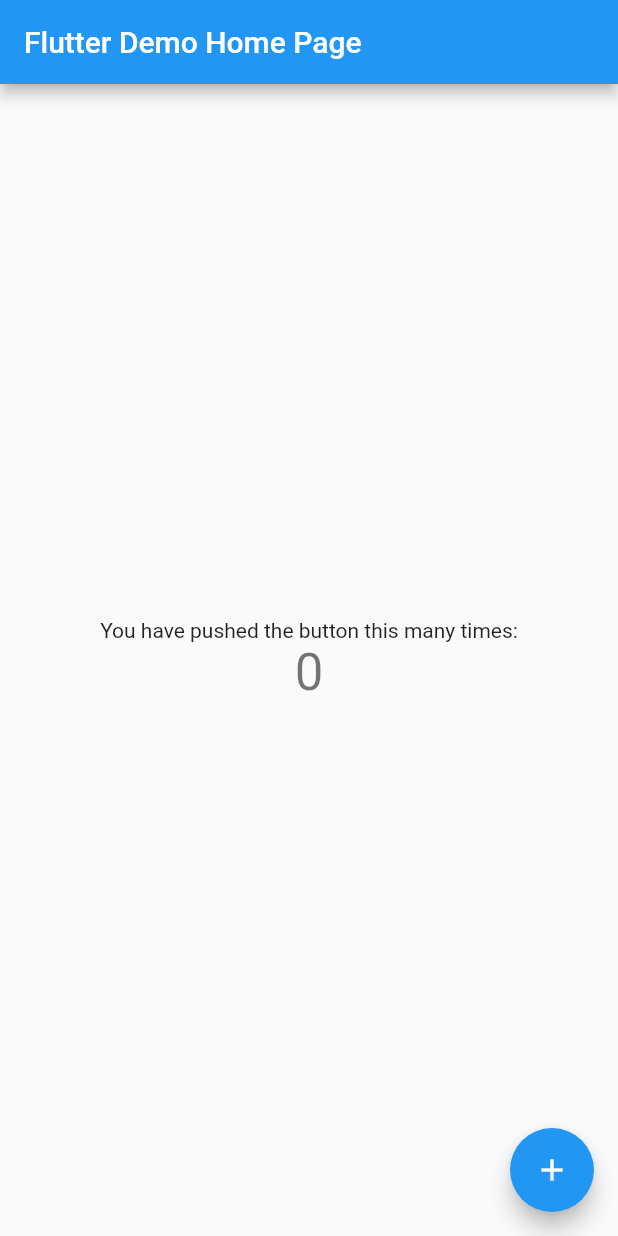
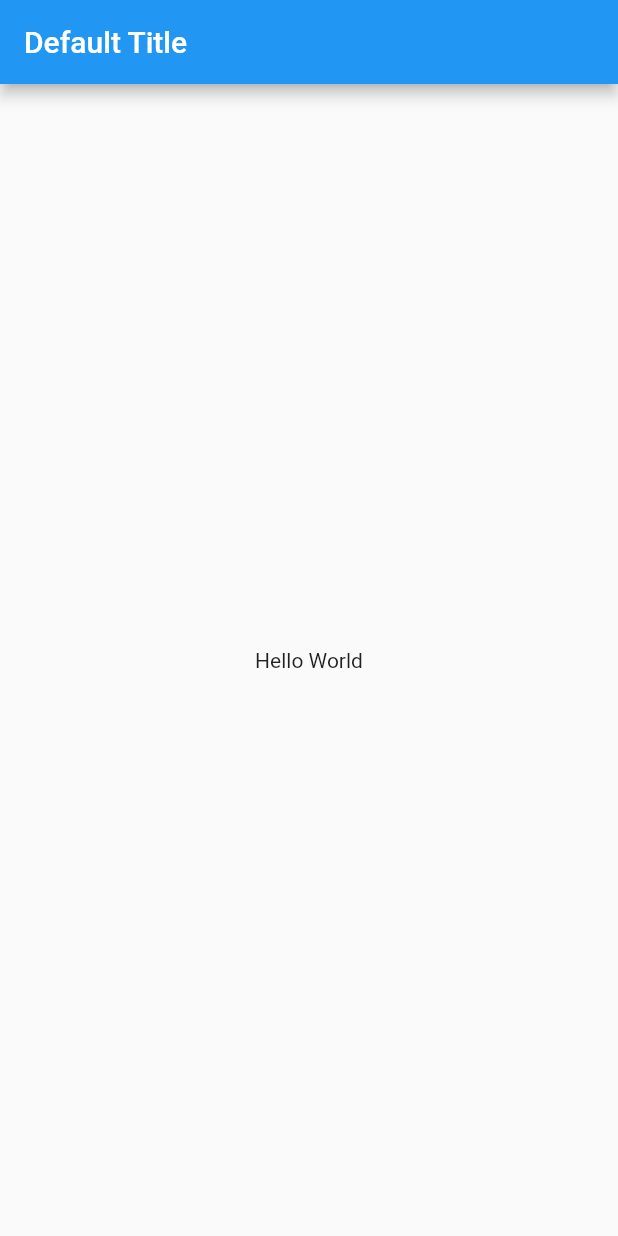
Before and after one commit to ifbiu/douban, a Flutter app: the screen it shows after launch, on a phone screen of 412 x 824 dp. Run offline on Flutter 3.47's test engine with Material 2 defaults, Android fonts, the phone set to English and light mode, and no system bars.

Commit message:
封装了两个组件

```diff
--- a/lib/main.dart
+++ b/lib/main.dart
@@ -1,115 +1,45 @@
+import 'package:douban/widgets/dashed_line.dart';
+import 'package:douban/widgets/star_rating.dart';
 import 'package:flutter/material.dart';
 
-void main() {
-  runApp(const MyApp());
+main() {
+  runApp(MyApp());
 }
 
 class MyApp extends StatelessWidget {
   const MyApp({Key? key}) : super(key: key);
 
-  // This widget is the root of your application.
   @override
   Widget build(BuildContext context) {
     return MaterialApp(
-      title: 'Flutter Demo',
-      theme: ThemeData(
-        // This is the theme of your application.
-        //
-        // Try running your application with "flutter run". You'll see the
-        // application has a blue toolbar. Then, without quitting the app, try
-        // changing the primarySwatch below to Colors.green and then invoke
-        // "hot reload" (press "r" in the console where you ran "flutter run",
-        // or simply save your changes to "hot reload" in a Flutter IDE).
-        // Notice that the counter didn't reset back to zero; the application
-        // is not restarted.
-        primarySwatch: Colors.blue,
-      ),
-      home: const MyHomePage(title: 'Flutter Demo Home Page'),
+      debugShowCheckedModeBanner: false,
+      home: IBHomePage(),
     );
   }
 }
 
-class MyHomePage extends StatefulWidget {
-  const MyHomePage({Key? key, required this.title}) : super(key: key);
-
-  // This widget is the home page of your application. It is stateful, meaning
-  // that it has a State object (defined below) that contains fields that affect
-  // how it looks.
-
-  // This class is the configuration for the state. It holds the values (in this
-  // case the title) provided by the parent (in this case the App widget) and
-  // used by the build method of the State. Fields in a Widget subclass are
-  // always marked "final".
-
-  final String title;
-
-  @override
-  State<MyHomePage> createState() => _MyHomePageState();
-}
-
-class _MyHomePageState extends State<MyHomePage> {
-  int _counter = 0;
-
-  void _incrementCounter() {
-    setState(() {
-      // This call to setState tells the Flutter framework that something has
-      // changed in this State, which causes it to rerun the build method below
-      // so that the display can reflect the updated values. If we changed
-      // _counter without calling setState(), then the build method would not be
-      // called again, and so nothing would appear to happen.
-      _counter++;
-    });
-  }
+class IBHomePage extends StatelessWidget {
+  const IBHomePage({Key? key}) : super(key: key);
+  final title = "Default Title";
 
   @override
   Widget build(BuildContext context) {
-    // This method is rerun every time setState is called, for instance as done
-    // by the _incrementCounter method above.
-    //
-    // The Flutter framework has been optimized to make rerunning build methods
-    // fast, so that you can just rebuild anything that needs updating rather
-    // than having to individually change instances of widgets.
     return Scaffold(
       appBar: AppBar(
-        // Here we take the value from the MyHomePage object that was created by
-        // the App.build method, and use it to set our appbar title.
-        title: Text(widget.title),
+        title: Text(title),
       ),
-      body: Center(
-        // Center is a layout widget. It takes a single child and positions it
-        // in the middle of the parent.
-        child: Column(
-          // Column is also a layout widget. It takes a list of children and
-          // arranges them vertically. By default, it sizes itself to fit its
-          // children horizontally, and tries to be as tall as its parent.
-          //
-          // Invoke "debug painting" (press "p" in the console, choose the
-          // "Toggle Debug Paint" action from the Flutter Inspector in Android
-          // Studio, or the "Toggle Debug Paint" command in Visual Studio Code)
-          // to see the wireframe for each widget.
-          //
-          // Column has various properties to control how it sizes itself and
-          // how it positions its children. Here we use mainAxisAlignment to
-          // center the children vertically; the main axis here is the vertical
-          // axis because Columns are vertical (the cross axis would be
-          // horizontal).
-          mainAxisAlignment: MainAxisAlignment.center,
-          children: <Widget>[
-            const Text(
-              'You have pushed the button this many times:',
-            ),
-            Text(
-              '$_counter',
-              style: Theme.of(context).textTheme.headline4,
-            ),
-          ],
-        ),
-      ),
-      floatingActionButton: FloatingActionButton(
-        onPressed: _incrementCounter,
-        tooltip: 'Increment',
-        child: const Icon(Icons.add),
-      ), // This trailing comma makes auto-formatting nicer for build methods.
+      body: IBHomeContent(),
     );
   }
 }
+
+class IBHomeContent extends StatelessWidget {
+  const IBHomeContent({Key? key}) : super(key: key);
+
+  @override
+  Widget build(BuildContext context) {
+    return Center(
+      child: Text("Hello World"),
+    );
+  }
+}
```
Also changed, not shown: lib/widgets/dashed_line.dart (added, +39 -0 lines), lib/widgets/star_rating.dart (added, +92 -0 lines).
